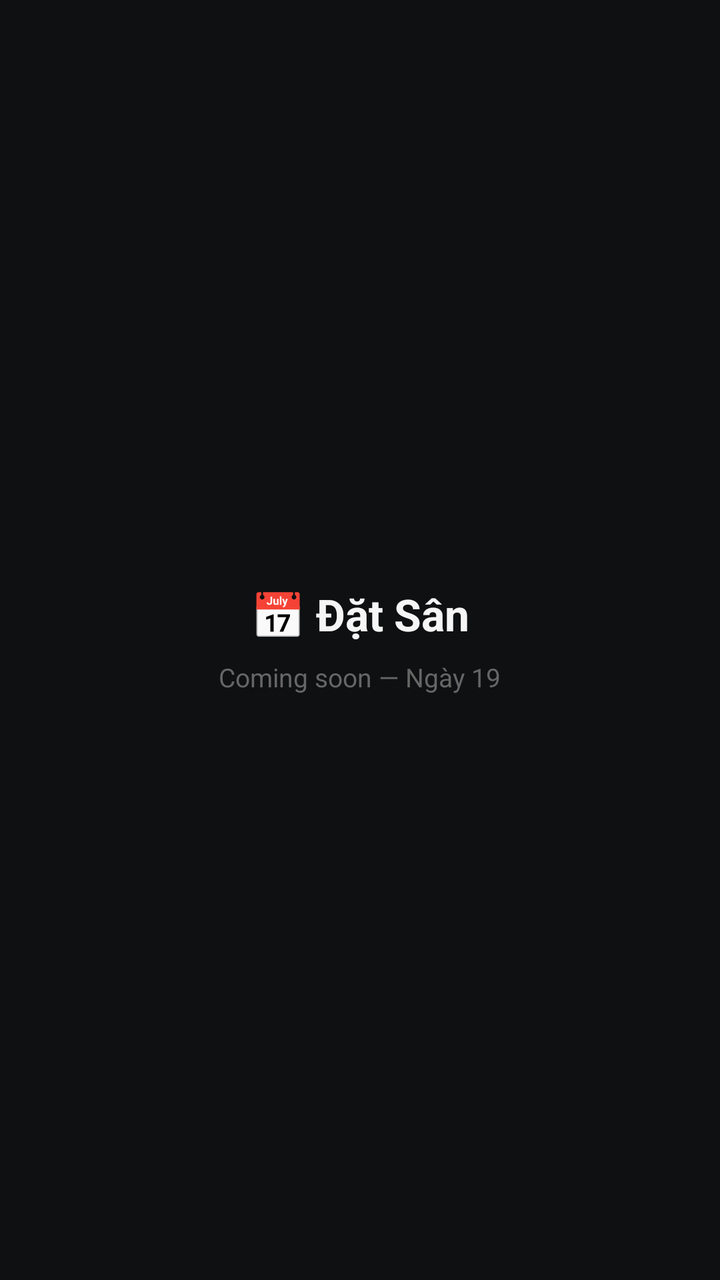
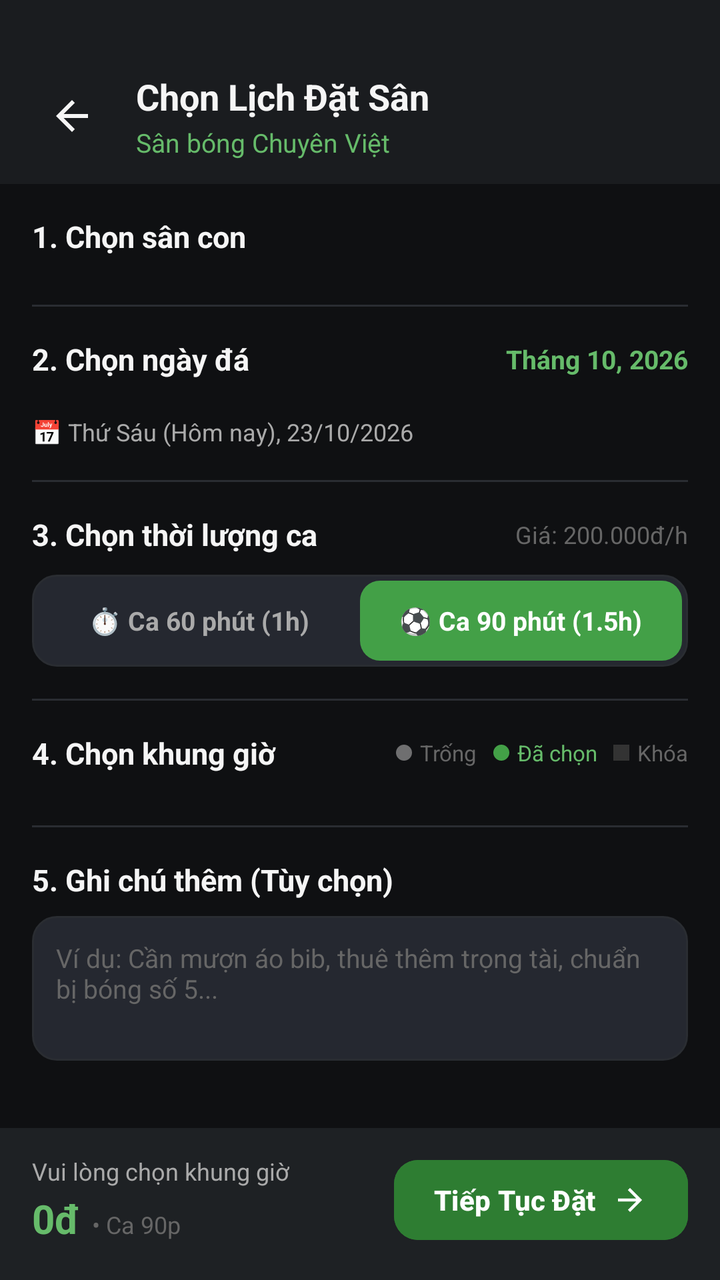

Compare the two renders of this Android layout. The source of the first and the diff that turns it into the second are given below.
<!-- AndroidManifest.xml: application theme Theme.StadiumFind -->
<!-- res/layout/fragment_booking.xml -->
<?xml version="1.0" encoding="utf-8"?>
<LinearLayout xmlns:android="http://schemas.android.com/apk/res/android"
    android:layout_width="match_parent"
    android:layout_height="match_parent"
    android:gravity="center"
    android:orientation="vertical"
    android:background="@color/surface_dark">

    <TextView
        android:layout_width="wrap_content"
        android:layout_height="wrap_content"
        android:text="📅 Đặt Sân"
        android:textColor="@color/text_primary"
        android:textSize="22sp"
        android:textStyle="bold" />

    <TextView
        android:layout_width="wrap_content"
        android:layout_height="wrap_content"
        android:layout_marginTop="8dp"
        android:text="Coming soon — Ngày 19"
        android:textColor="@color/text_hint"
        android:textSize="13sp" />
</LinearLayout>
<!-- resources referenced by this layout -->
<resources>
  <!-- unchanged entries left out for length: 15 -->
</resources>

<!-- the commit's change to res/layout/fragment_booking.xml (unified diff, before → after) -->
@@ -1,24 +1,555 @@
+<?xml version="1.0" encoding="utf-8"?>
+<androidx.constraintlayout.widget.ConstraintLayout xmlns:android="http://schemas.android.com/apk/res/android"
+    xmlns:app="http://schemas.android.com/apk/res-auto"
+    xmlns:tools="http://schemas.android.com/tools"
+    android:layout_width="match_parent"
+    android:layout_height="match_parent"
+    android:background="@color/surface_dark">
+
+    
+    <androidx.constraintlayout.widget.ConstraintLayout
+        android:id="@+id/layoutHeader"
+        android:layout_width="match_parent"
+        android:layout_height="wrap_content"
+        android:background="@color/surface_elevated"
+        android:paddingHorizontal="16dp"
+        android:paddingTop="36dp"
+        android:paddingBottom="12dp"
+        app:layout_constraintTop_toTopOf="parent">
+
+        <ImageButton
+            android:id="@+id/btnBack"
+            android:layout_width="40dp"
+            android:layout_height="40dp"
+            android:background="?attr/selectableItemBackgroundBorderless"
+            android:contentDescription="Quay lại"
+            android:src="@drawable/ic_back"
+            app:layout_constraintBottom_toBottomOf="parent"
+            app:layout_constraintStart_toStartOf="parent"
+            app:layout_constraintTop_toTopOf="parent" />
+
+        <LinearLayout
+            android:layout_width="0dp"
+            android:layout_height="wrap_content"
+            android:layout_marginStart="12dp"
+            android:orientation="vertical"
+            app:layout_constraintBottom_toBottomOf="parent"
+            app:layout_constraintEnd_toEndOf="parent"
+            app:layout_constraintStart_toEndOf="@id/btnBack"
+            app:layout_constraintTop_toTopOf="parent">
+
+            <TextView
+                android:id="@+id/tvHeaderTitle"
+                android:layout_width="wrap_content"
+                android:layout_height="wrap_content"
+                android:text="Chọn Lịch Đặt Sân"
+                android:textColor="@color/text_primary"
+                android:textSize="18sp"
+                android:textStyle="bold" />
+
+            <TextView
+                android:id="@+id/tvStadiumNameHeader"
+                android:layout_width="wrap_content"
+                android:layout_height="wrap_content"
+                android:layout_marginTop="2dp"
+                android:ellipsize="end"
+                android:maxLines="1"
+                android:text="Sân bóng Chuyên Việt"
+                android:textColor="@color/primary_300"
+                android:textSize="13sp" />
+        </LinearLayout>
+
+    </androidx.constraintlayout.widget.ConstraintLayout>
+
+    
+    <androidx.core.widget.NestedScrollView
+        android:id="@+id/scrollViewContent"
+        android:layout_width="match_parent"
+        android:layout_height="0dp"
+        android:fillViewport="true"
+        app:layout_constraintBottom_toTopOf="@id/layoutBottomBar"
+        app:layout_constraintTop_toBottomOf="@id/layoutHeader">
+
+        <LinearLayout
+            android:layout_width="match_parent"
+            android:layout_height="wrap_content"
+            android:orientation="vertical"
+            android:paddingHorizontal="16dp"
+            android:paddingTop="16dp"
+            android:paddingBottom="24dp">
+
+            
+            <TextView
+                android:id="@+id/tvLabelCourts"
+                android:layout_width="wrap_content"
+                android:layout_height="wrap_content"
+                android:text="1. Chọn sân con"
+                android:textColor="@color/text_primary"
+                android:textSize="15sp"
+                android:textStyle="bold" />
+
+            <androidx.recyclerview.widget.RecyclerView
+                android:id="@+id/rvCourts"
+                android:layout_width="match_parent"
+                android:layout_height="wrap_content"
+                android:layout_marginTop="8dp"
+                android:clipToPadding="false"
+                android:orientation="horizontal"
+                app:layoutManager="androidx.recyclerview.widget.LinearLayoutManager"
+                tools:listitem="@layout/item_court_chip" />
+
+            <View
+                android:layout_width="match_parent"
+                android:layout_height="1dp"
+                android:layout_marginVertical="16dp"
+                android:background="@color/stroke_default" />
+
+            
+            <LinearLayout
+                android:layout_width="match_parent"
+                android:layout_height="wrap_content"
+                android:gravity="center_vertical"
+                android:orientation="horizontal">
+
+                <TextView
+                    android:id="@+id/tvLabelCalendar"
+                    android:layout_width="0dp"
+                    android:layout_height="wrap_content"
+                    android:layout_weight="1"
+                    android:text="2. Chọn ngày đá"
+                    android:textColor="@color/text_primary"
+                    android:textSize="15sp"
+                    android:textStyle="bold" />
+
+                <TextView
+                    android:id="@+id/tvCurrentMonthYear"
+                    android:layout_width="wrap_content"
+                    android:layout_height="wrap_content"
+                    android:text="Tháng 10, 2026"
+                    android:textColor="@color/primary_300"
+                    android:textSize="13sp"
+                    android:textStyle="bold" />
+            </LinearLayout>
+
+            <androidx.recyclerview.widget.RecyclerView
+                android:id="@+id/rvCalendarDays"
+                android:layout_width="match_parent"
+                android:layout_height="wrap_content"
+                android:layout_marginTop="10dp"
+                android:clipToPadding="false"
+                android:orientation="horizontal"
+                app:layoutManager="androidx.recyclerview.widget.LinearLayoutManager"
+                tools:listitem="@layout/item_calendar_day" />
+
+            
+            <TextView
+                android:id="@+id/tvSelectedDateDisplay"
+                android:layout_width="wrap_content"
+                android:layout_height="wrap_content"
+                android:layout_marginTop="8dp"
+                android:drawablePadding="6dp"
+                android:text="📅 Thứ Sáu (Hôm nay), 23/10/2026"
+                android:textColor="@color/text_secondary"
+                android:textSize="12sp" />
+
+            <View
+                android:layout_width="match_parent"
+                android:layout_height="1dp"
+                android:layout_marginVertical="16dp"
+                android:background="@color/stroke_default" />
+
+            
+            <LinearLayout
+                android:layout_width="match_parent"
+                android:layout_height="wrap_content"
+                android:gravity="center_vertical"
+                android:orientation="horizontal">
+
+                <TextView
+                    android:id="@+id/tvLabelDuration"
+                    android:layout_width="0dp"
+                    android:layout_height="wrap_content"
+                    android:layout_weight="1"
+                    android:text="3. Chọn thời lượng ca"
+                    android:textColor="@color/text_primary"
+                    android:textSize="15sp"
+                    android:textStyle="bold" />
+
+                <TextView
+                    android:id="@+id/tvPriceHint"
+                    android:layout_width="wrap_content"
+                    android:layout_height="wrap_content"
+                    android:text="Giá: 200.000đ/h"
+                    android:textColor="@color/text_hint"
+                    android:textSize="12sp" />
+            </LinearLayout>
+
+            
+            <LinearLayout
+                android:id="@+id/layoutDurationToggle"
+                android:layout_width="match_parent"
+                android:layout_height="46dp"
+                android:layout_marginTop="10dp"
+                android:background="@drawable/bg_duration_tab_container"
+                android:orientation="horizontal"
+                android:padding="3dp">
+
+                
+                <TextView
+                    android:id="@+id/btnDuration60"
+                    android:layout_width="0dp"
+                    android:layout_height="match_parent"
+                    android:layout_weight="1"
+                    android:background="@drawable/bg_duration_tab_inactive"
+                    android:clickable="true"
+                    android:focusable="true"
+                    android:foreground="?attr/selectableItemBackground"
+                    android:gravity="center"
+                    android:text="⏱️ Ca 60 phút (1h)"
+                    android:textColor="@color/text_secondary"
+                    android:textSize="13sp"
+                    android:textStyle="bold" />
+
+                
+                <TextView
+                    android:id="@+id/btnDuration90"
+                    android:layout_width="0dp"
+                    android:layout_height="match_parent"
+                    android:layout_weight="1"
+                    android:background="@drawable/bg_duration_tab_active"
+                    android:clickable="true"
+                    android:focusable="true"
+                    android:foreground="?attr/selectableItemBackground"
+                    android:gravity="center"
+                    android:text="⚽ Ca 90 phút (1.5h)"
+                    android:textColor="@color/text_on_primary"
+                    android:textSize="13sp"
+                    android:textStyle="bold" />
+
+            </LinearLayout>
+
+            <View
+                android:layout_width="match_parent"
+                android:layout_height="1dp"
+                android:layout_marginVertical="16dp"
+                android:background="@color/stroke_default" />
+
+            
+            <LinearLayout
+                android:layout_width="match_parent"
+                android:layout_height="wrap_content"
+                android:gravity="center_vertical"
+                android:orientation="horizontal">
+
+                <TextView
+                    android:id="@+id/tvLabelTimeSlot"
+                    android:layout_width="0dp"
+                    android:layout_height="wrap_content"
+                    android:layout_weight="1"
+                    android:text="4. Chọn khung giờ"
+                    android:textColor="@color/text_primary"
+                    android:textSize="15sp"
+                    android:textStyle="bold" />
+
+                
+                <LinearLayout
+                    android:layout_width="wrap_content"
+                    android:layout_height="wrap_content"
+                    android:gravity="center_vertical"
+                    android:orientation="horizontal">
+
+                    
+                    <View
+                        android:layout_width="8dp"
+                        android:layout_height="8dp"
+                        android:background="@drawable/bg_dot_inactive" />
+
+                    <TextView
+                        android:layout_width="wrap_content"
+                        android:layout_height="wrap_content"
+                        android:layout_marginStart="4dp"
+                        android:text="Trống"
+                        android:textColor="@color/text_hint"
+                        android:textSize="11sp" />
+
+                    
+                    <View
+                        android:layout_width="8dp"
+                        android:layout_height="8dp"
+                        android:layout_marginStart="8dp"
+                        android:background="@drawable/bg_dot_active" />
+
+                    <TextView
+                        android:layout_width="wrap_content"
+                        android:layout_height="wrap_content"
+                        android:layout_marginStart="4dp"
+                        android:text="Đã chọn"
+                        android:textColor="@color/primary_300"
+                        android:textSize="11sp" />
+
+                    
+                    <View
+                        android:layout_width="8dp"
+                        android:layout_height="8dp"
+                        android:layout_marginStart="8dp"
+                        android:background="#333333" />
+
+                    <TextView
+                        android:layout_width="wrap_content"
+                        android:layout_height="wrap_content"
+                        android:layout_marginStart="4dp"
+                        android:text="Khóa"
+                        android:textColor="@color/text_hint"
+                        android:textSize="11sp" />
+                </LinearLayout>
+
+            </LinearLayout>
+
+            
+            <androidx.recyclerview.widget.RecyclerView
+                android:id="@+id/rvTimeSlots"
+                android:layout_width="match_parent"
+                android:layout_height="wrap_content"
+                android:layout_marginTop="10dp"
+                android:nestedScrollingEnabled="false"
+                app:layoutManager="androidx.recyclerview.widget.GridLayoutManager"
+                app:spanCount="3"
+                tools:itemCount="9"
+                tools:listitem="@layout/item_time_slot" />
+
+            <View
+                android:layout_width="match_parent"
+                android:layout_height="1dp"
+                android:layout_marginVertical="16dp"
+                android:background="@color/stroke_default" />
+
+            
+            <TextView
+                android:id="@+id/tvLabelNote"
+                android:layout_width="wrap_content"
+                android:layout_height="wrap_content"
+                android:text="5. Ghi chú thêm (Tùy chọn)"
+                android:textColor="@color/text_primary"
+                android:textSize="15sp"
+                android:textStyle="bold" />
+
+            <EditText
+                android:id="@+id/etBookingNote"
+                android:layout_width="match_parent"
+                android:layout_height="wrap_content"
+                android:layout_marginTop="8dp"
+                android:background="@drawable/bg_input_card"
+                android:gravity="top|start"
+                android:hint="Ví dụ: Cần mượn áo bib, thuê thêm trọng tài, chuẩn bị bóng số 5..."
+                android:lines="3"
+                android:maxLines="4"
+                android:padding="12dp"
+                android:textColor="@color/text_primary"
+                android:textColorHint="@color/text_hint"
+                android:textSize="13sp" />
+
+        </LinearLayout>
+
+    </androidx.core.widget.NestedScrollView>
+
+    
+    <androidx.constraintlayout.widget.ConstraintLayout
+        android:id="@+id/layoutBottomBar"
+        android:layout_width="match_parent"
+        android:layout_height="wrap_content"
+        android:background="@color/surface_card"
+        android:elevation="12dp"
+        android:paddingHorizontal="16dp"
+        android:paddingTop="12dp"
+        android:paddingBottom="16dp"
+        app:layout_constraintBottom_toBottomOf="parent">
+
+        
+        <LinearLayout
+            android:id="@+id/layoutSummaryText"
+            android:layout_width="0dp"
+            android:layout_height="wrap_content"
+            android:layout_marginEnd="12dp"
+            android:orientation="vertical"
+            app:layout_constraintBottom_toBottomOf="parent"
+            app:layout_constraintEnd_toStartOf="@id/btnConfirmBooking"
+            app:layout_constraintStart_toStartOf="parent"
+            app:layout_constraintTop_toTopOf="parent">
+
+            <TextView
+                android:id="@+id/tvSlotSummaryText"
+                android:layout_width="wrap_content"
+                android:layout_height="wrap_content"
+                android:ellipsize="end"
+                android:maxLines="1"
+                android:text="Vui lòng chọn khung giờ"
+                android:textColor="@color/text_secondary"
+                android:textSize="12sp" />
+
+            <LinearLayout
+                android:layout_width="wrap_content"
+                android:layout_height="wrap_content"
+                android:layout_marginTop="2dp"
+                android:gravity="bottom"
+                android:orientation="horizontal">
+
+                <TextView
+                    android:id="@+id/tvTotalPrice"
+                    android:layout_width="wrap_content"
+                    android:layout_height="wrap_content"
+                    android:text="0đ"
+                    android:textColor="@color/primary_300"
+                    android:textSize="20sp"
+                    android:textStyle="bold" />
+
+                <TextView
+                    android:id="@+id/tvDurationSummaryBadge"
+                    android:layout_width="wrap_content"
+                    android:layout_height="wrap_content"
+                    android:layout_marginStart="6dp"
+                    android:text="• Ca 90p"
+                    android:textColor="@color/text_hint"
+                    android:textSize="12sp" />
+            </LinearLayout>
+
+        </LinearLayout>
+
+        
+        <com.google.android.material.button.MaterialButton
+            android:id="@+id/btnConfirmBooking"
+            android:layout_width="wrap_content"
+            android:layout_height="48dp"
+            android:backgroundTint="@color/primary_500"
+            android:enabled="false"
+            android:paddingHorizontal="20dp"
+            android:text="Tiếp Tục Đặt"
+            android:textColor="@color/white"
+            android:textSize="14sp"
+            android:textStyle="bold"
+            app:cornerRadius="12dp"
+            app:icon="@drawable/ic_arrow_forward"
+            app:iconGravity="textEnd"
+            app:iconPadding="8dp"
+            app:iconTint="@color/white"
+            app:layout_constraintBottom_toBottomOf="parent"
+            app:layout_constraintEnd_toEndOf="parent"
+            app:layout_constraintTop_toTopOf="parent" />
+
+    </androidx.constraintlayout.widget.ConstraintLayout>
+
+</androidx.constraintlayout.widget.ConstraintLayout>
+<!-- res/layout/item_court_chip.xml (included above) -->
+<?xml version="1.0" encoding="utf-8"?>
+<TextView xmlns:android="http://schemas.android.com/apk/res/android"
+    android:id="@+id/tvCourtName"
+    android:layout_width="wrap_content"
+    android:layout_height="36dp"
+    android:layout_marginEnd="8dp"
+    android:background="@drawable/bg_chip_unselected"
+    android:clickable="true"
+    android:focusable="true"
+    android:foreground="?attr/selectableItemBackground"
+    android:gravity="center"
+    android:paddingHorizontal="14dp"
+    android:text="Sân 5 - Số 1"
+    android:textColor="@color/text_secondary"
+    android:textSize="13sp"
+    android:textStyle="bold" />
+<!-- res/layout/item_calendar_day.xml (included above) -->
 <?xml version="1.0" encoding="utf-8"?>
 <LinearLayout xmlns:android="http://schemas.android.com/apk/res/android"
-    android:layout_width="match_parent"
-    android:layout_height="match_parent"
+    android:id="@+id/cardCalendarDay"
+    android:layout_width="66dp"
+    android:layout_height="86dp"
+    android:layout_marginHorizontal="5dp"
+    android:layout_marginVertical="4dp"
+    android:background="@drawable/bg_calendar_day_unselected"
+    android:clickable="true"
+    android:focusable="true"
+    android:foreground="?attr/selectableItemBackground"
     android:gravity="center"
     android:orientation="vertical"
-    android:background="@color/surface_dark">
-
+    android:padding="6dp">
+
+    
     <TextView
+        android:id="@+id/tvDayOfWeek"
         android:layout_width="wrap_content"
         android:layout_height="wrap_content"
-        android:text="📅 Đặt Sân"
+        android:text="Th 6"
+        android:textColor="@color/text_secondary"
+        android:textSize="12sp"
+        android:textStyle="bold" />
+
+    
+    <TextView
+        android:id="@+id/tvDayOfMonth"
+        android:layout_width="wrap_content"
+        android:layout_height="wrap_content"
+        android:layout_marginTop="2dp"
+        android:text="23"
         android:textColor="@color/text_primary"
-        android:textSize="22sp"
+        android:textSize="20sp"
         android:textStyle="bold" />
 
+    
     <TextView
+        android:id="@+id/tvMonth"
         android:layout_width="wrap_content"
         android:layout_height="wrap_content"
-        android:layout_marginTop="8dp"
-        android:text="Coming soon — Ngày 19"
+        android:layout_marginTop="2dp"
+        android:text="T10"
         android:textColor="@color/text_hint"
-        android:textSize="13sp" />
+        android:textSize="11sp" />
+
 </LinearLayout>
+<!-- res/layout/item_time_slot.xml (included above) -->
+<?xml version="1.0" encoding="utf-8"?>
+<LinearLayout xmlns:android="http://schemas.android.com/apk/res/android"
+    android:id="@+id/cardTimeSlot"
+    android:layout_width="match_parent"
+    android:layout_height="wrap_content"
+    android:layout_margin="4dp"
+    android:background="@drawable/bg_time_slot_available"
+    android:clickable="true"
+    android:focusable="true"
+    android:foreground="?attr/selectableItemBackground"
+    android:gravity="center"
+    android:minHeight="72dp"
+    android:orientation="vertical"
+    android:paddingHorizontal="6dp"
+    android:paddingVertical="8dp">
+
+    
+    <ImageView
+        android:id="@+id/ivCheckSelected"
+        android:layout_width="16dp"
+        android:layout_height="16dp"
+        android:layout_marginBottom="2dp"
+        android:contentDescription="Đã chọn"
+        android:src="@drawable/ic_check"
+        android:visibility="gone" />
+
+    
+    <TextView
+        android:id="@+id/tvTimeRange"
+        android:layout_width="wrap_content"
+        android:layout_height="wrap_content"
+        android:gravity="center"
+        android:text="17:30 - 19:00"
+        android:textColor="@color/text_primary"
+        android:textSize="13sp"
+        android:textStyle="bold" />
+
+    
+    <TextView
+        android:id="@+id/tvSlotPriceOrStatus"
+        android:layout_width="wrap_content"
+        android:layout_height="wrap_content"
+        android:layout_marginTop="4dp"
+        android:gravity="center"
+        android:text="300.000đ"
+        android:textColor="@color/primary_300"
+        android:textSize="11sp" />
+
+</LinearLayout>
<!-- resource entries referenced after the edit -->
@@ -1,5 +1,121 @@
 <!-- resources referenced by this layout -->
 <resources>
+  <color name="primary_500">#2E7D32</color>
+  <!-- drawable bg_calendar_day_unselected (drawable) -->
+  <?xml version="1.0" encoding="utf-8"?>
+  <shape xmlns:android="http://schemas.android.com/apk/res/android"
+      android:shape="rectangle">
+      <solid android:color="@color/surface_card" />
+      <corners android:radius="14dp" />
+      <stroke
+          android:width="1dp"
+          android:color="@color/stroke_default" />
+  </shape>
+  <!-- drawable bg_chip_unselected (drawable) -->
+  <?xml version="1.0" encoding="utf-8"?>
+  <shape xmlns:android="http://schemas.android.com/apk/res/android"
+      android:shape="rectangle">
+      <solid android:color="@color/surface_card" />
+      <corners android:radius="20dp" />
+      <stroke
+          android:width="1dp"
+          android:color="@color/stroke_default" />
+  </shape>
+  <!-- drawable bg_dot_active (drawable) -->
+  <?xml version="1.0" encoding="utf-8"?>
+  <shape xmlns:android="http://schemas.android.com/apk/res/android"
+      android:shape="rectangle">
+      <solid android:color="@color/primary_400" />
+      <corners android:radius="4dp" />
+      <size
+          android:width="16dp"
+          android:height="6dp" />
+  </shape>
+  <!-- drawable bg_dot_inactive (drawable) -->
+  <?xml version="1.0" encoding="utf-8"?>
+  <shape xmlns:android="http://schemas.android.com/apk/res/android"
+      android:shape="oval">
+      <solid android:color="#66FFFFFF" />
+      <size
+          android:width="6dp"
+          android:height="6dp" />
+  </shape>
+  <!-- drawable bg_duration_tab_active (drawable) -->
+  <?xml version="1.0" encoding="utf-8"?>
+  <shape xmlns:android="http://schemas.android.com/apk/res/android"
+      android:shape="rectangle">
+      <solid android:color="@color/primary_400" />
+      <corners android:radius="10dp" />
+  </shape>
+  <!-- drawable bg_duration_tab_container (drawable) -->
+  <?xml version="1.0" encoding="utf-8"?>
+  <shape xmlns:android="http://schemas.android.com/apk/res/android"
+      android:shape="rectangle">
+      <solid android:color="@color/surface_input" />
+      <corners android:radius="12dp" />
+      <stroke
+          android:width="1dp"
+          android:color="@color/stroke_default" />
+  </shape>
+  <!-- drawable bg_duration_tab_inactive (drawable) -->
+  <?xml version="1.0" encoding="utf-8"?>
+  <shape xmlns:android="http://schemas.android.com/apk/res/android"
+      android:shape="rectangle">
+      <solid android:color="@android:color/transparent" />
+      <corners android:radius="10dp" />
+  </shape>
+  <!-- drawable bg_input_card (drawable) -->
+  <?xml version="1.0" encoding="utf-8"?>
+  <shape xmlns:android="http://schemas.android.com/apk/res/android"
+      android:shape="rectangle">
+      <solid android:color="@color/surface_input" />
+      <corners android:radius="12dp" />
+      <stroke
+          android:width="1dp"
+          android:color="@color/stroke_default" />
+  </shape>
+  <!-- drawable bg_time_slot_available (drawable) -->
+  <?xml version="1.0" encoding="utf-8"?>
+  <shape xmlns:android="http://schemas.android.com/apk/res/android"
+      android:shape="rectangle">
+      <solid android:color="@color/surface_card" />
+      <corners android:radius="12dp" />
+      <stroke
+          android:width="1dp"
+          android:color="@color/stroke_default" />
+  </shape>
+  <!-- drawable ic_arrow_forward (drawable) -->
+  <vector xmlns:android="http://schemas.android.com/apk/res/android"
+      android:width="20dp"
+      android:height="20dp"
+      android:viewportWidth="24"
+      android:viewportHeight="24">
+      <path
+          android:fillColor="#FFFFFF"
+          android:pathData="M12,4l-1.41,1.41L16.17,11H4v2h12.17l-5.58,5.59L12,20l8,-8z"/>
+  </vector>
+  <!-- drawable ic_back (drawable) -->
+  <vector xmlns:android="http://schemas.android.com/apk/res/android"
+      android:width="24dp"
+      android:height="24dp"
+      android:viewportWidth="24"
+      android:viewportHeight="24"
+      android:tint="@color/text_primary">
+      <path
+          android:fillColor="@android:color/white"
+          android:pathData="M20,11H7.83l5.59,-5.59L12,4l-8,8 8,8 1.41,-1.41L7.83,13H20v-2z"/>
+  </vector>
+  <!-- drawable ic_check (drawable) -->
+  <vector xmlns:android="http://schemas.android.com/apk/res/android"
+      android:width="20dp"
+      android:height="20dp"
+      android:viewportWidth="24"
+      android:viewportHeight="24">
+      <path
+          android:fillColor="#FFFFFF"
+          android:pathData="M9,16.17L4.83,12l-1.42,1.41L9,19 21,7l-1.41,-1.41z" />
+  </vector>
+  <color name="surface_input">#252830</color>
   <!-- unchanged entries left out for length: 15 -->
 </resources>
 
